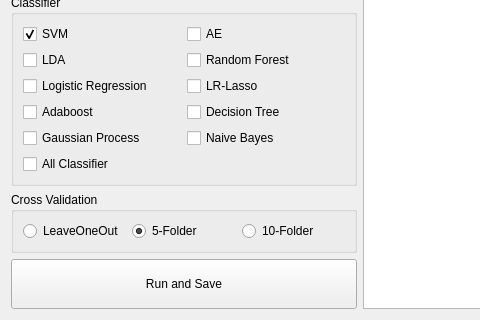
Old version of the form GUI/Process.ui in the repository salan668/FAE; both pictures show x 0 to 480 and y 529 to 849 of the 1040 by 849 pixel window.
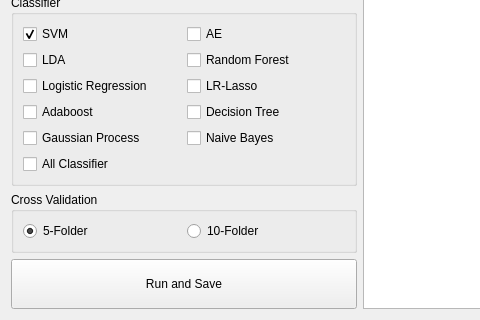
New version of the form.

Commit message: Remove the "Accuracy" in the Visualization part Remove LeaveOneOut in the Process UI since it takes so much time.

```diff
--- a/GUI/Process.ui
+++ b/GUI/Process.ui
@@ -342,13 +342,6 @@
          <layout class="QGridLayout" name="gridLayout_7">
           <item row="0" column="0">
            <layout class="QHBoxLayout" name="horizontalLayout_7">
-            <item>
-             <widget class="QRadioButton" name="radioLeaveOneOut">
-              <property name="text">
-               <string>LeaveOneOut</string>
-              </property>
-             </widget>
-            </item>
             <item>
              <widget class="QRadioButton" name="radio5folder">
               <property name="text">
```
The commit also changes 4 other files.
